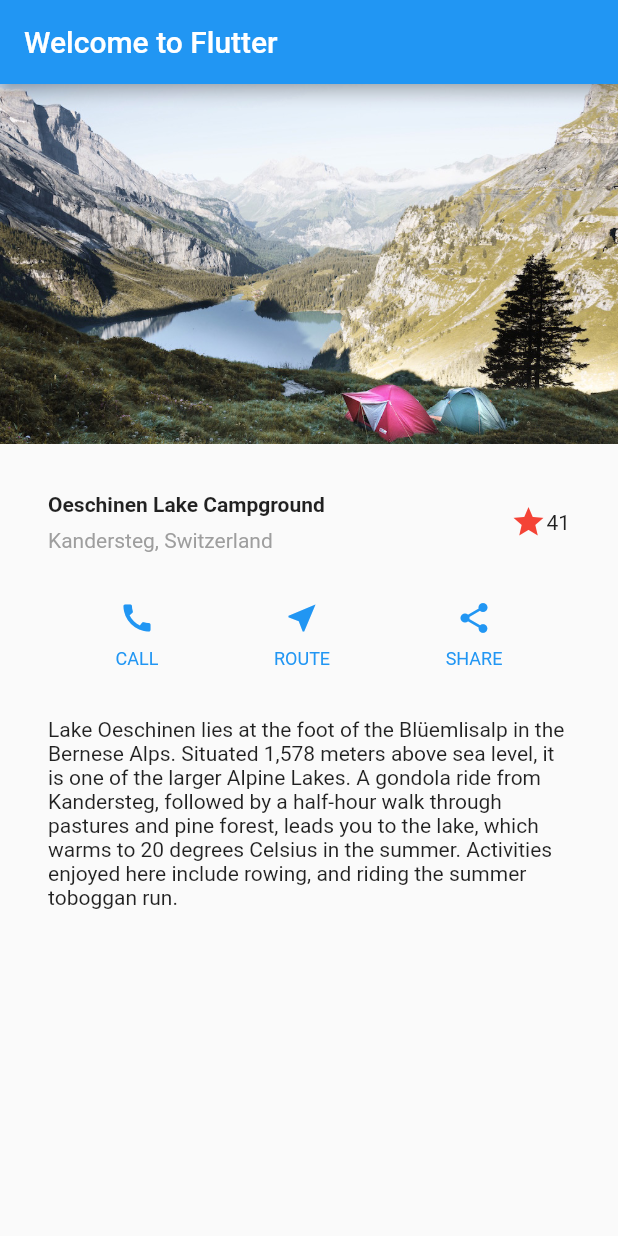
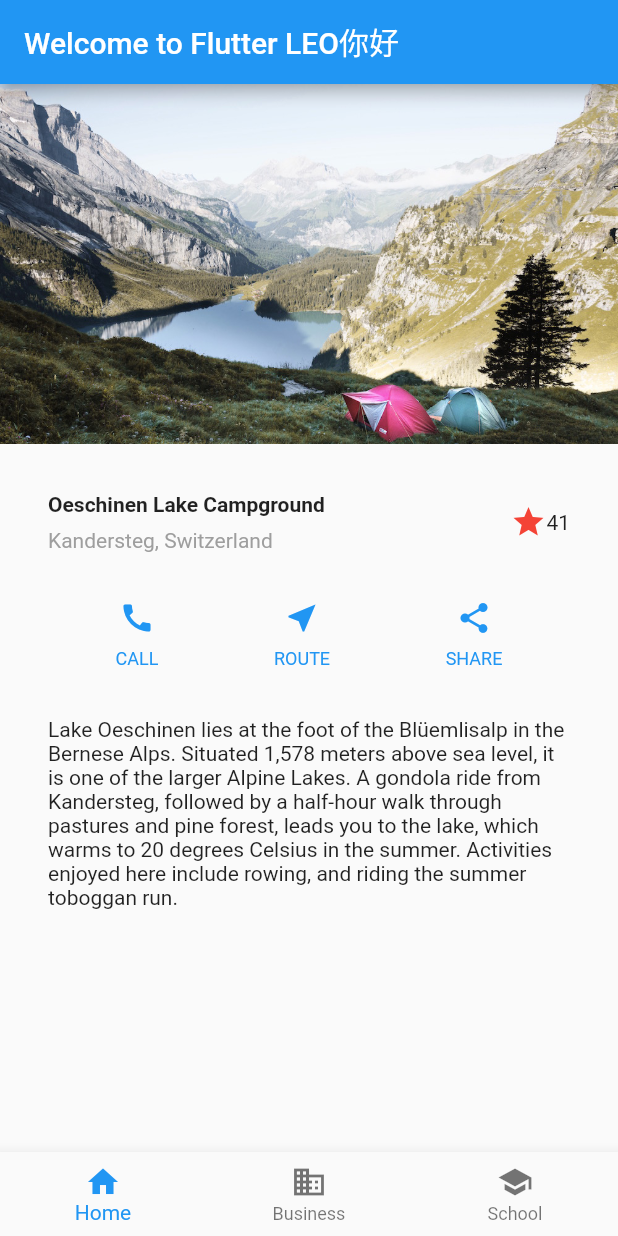
Before and after one commit to leokong2002/FlutterHelloWorld, a Flutter app: the screen it shows after launch, on a phone screen of 412 x 824 dp. Run offline on Flutter 3.47's test engine with Material 2 defaults, Android fonts, the phone set to English and light mode, and no system bars.

```diff
--- a/lib/main.dart
+++ b/lib/main.dart
@@ -16,7 +16,7 @@ class MyApp extends StatelessWidget {
       title: 'Welcome to Flutter',
       home: Scaffold(
         appBar: AppBar(
-          title: Text('Welcome to Flutter'),
+          title: Text('Welcome to Flutter LEO你好'),
         ),
         body: ListView(
           children: [
@@ -29,6 +29,22 @@ class MyApp extends StatelessWidget {
             titleSection,
             buttonSection,
             textSection,
+          ],
+        ),
+        bottomNavigationBar: BottomNavigationBar(
+          items: const <BottomNavigationBarItem>[
+            BottomNavigationBarItem(
+              icon: Icon(Icons.home),
+              label: 'Home',
+            ),
+            BottomNavigationBarItem(
+              icon: Icon(Icons.business),
+              label: 'Business',
+            ),
+            BottomNavigationBarItem(
+              icon: Icon(Icons.school),
+              label: 'School',
+            ),
           ],
         ),
       ),
@@ -95,10 +111,6 @@ Widget titleSection = Container(
   ),
 );
 
-//Color color = Colors.green;
-
-//Color color = Theme.of(context).primaryColor;
-
 Widget buttonSection = Container(
   child: Row(
     mainAxisAlignment: MainAxisAlignment.spaceEvenly,
```
